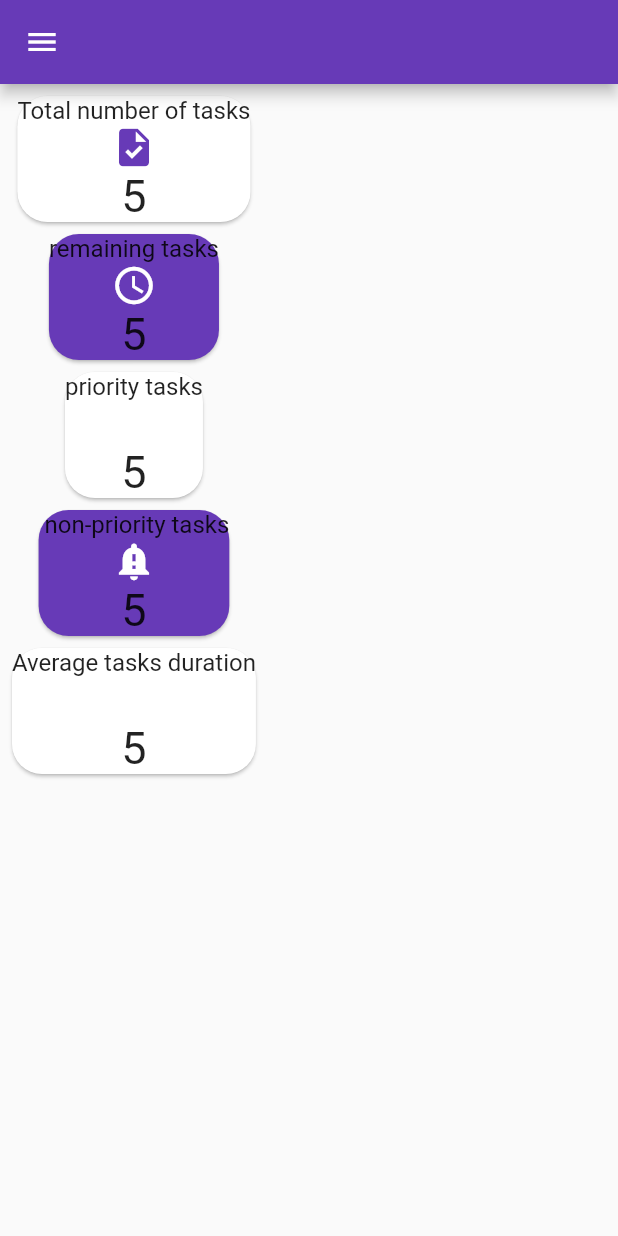
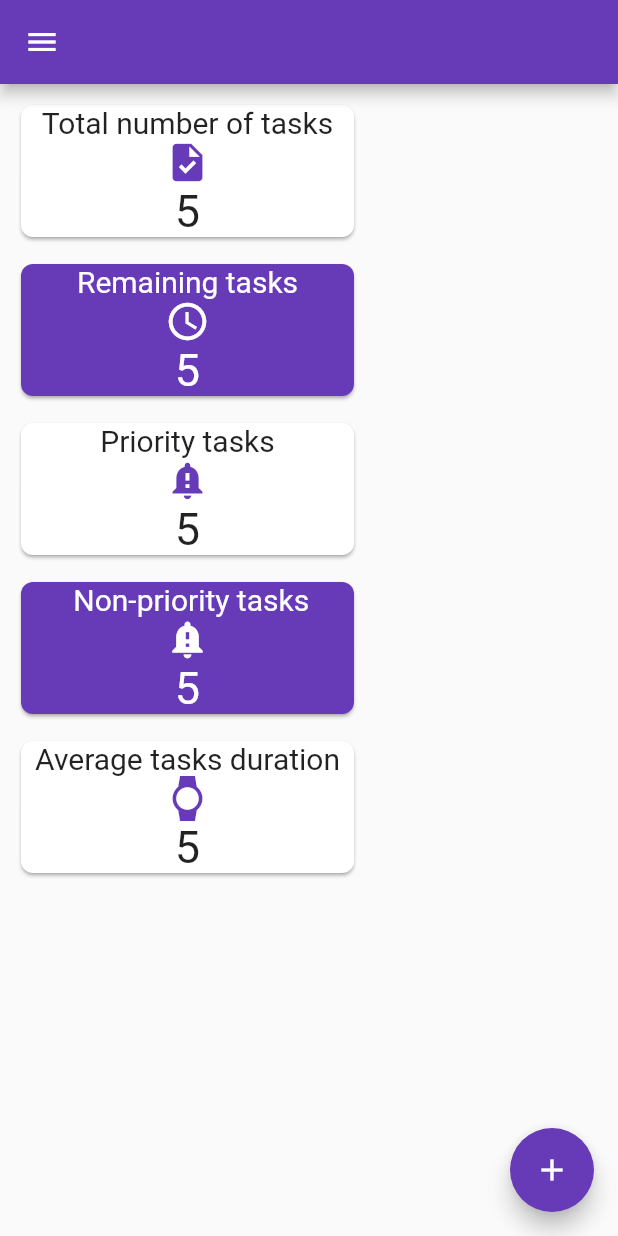
Before and after one commit to Olacgk/ToDo-List, a Flutter app: the HomePage screen opened directly, on a phone screen of 412 x 824 dp. Run offline on Flutter 3.47's test engine with Material 2 defaults, Android fonts, the light colour scheme and no system bars; our stand-ins replace fluttertoast, shared_preferences, sqflite; accounts and stored records are empty.

Commit message:
refactor login & home + adding tasklist

```diff
--- a/lib/homePage.dart
+++ b/lib/homePage.dart
@@ -1,6 +1,9 @@
 import 'package:flutter/cupertino.dart';
 import 'package:flutter/material.dart';
 import 'package:flutter/painting.dart';
+import 'package:my_day_tasks/addingTask.dart';
+import 'package:my_day_tasks/task_list.dart';
+import 'package:shared_preferences/shared_preferences.dart';
 
 import 'login.dart';
 
@@ -13,6 +16,23 @@ class HomePage extends StatefulWidget {
 
 class _HomePageState extends State<HomePage> {
   @override
+  void initState() {
+    loadInformation();
+    super.initState();
+  }
+
+  String _username = " ";
+  String _name = " ";
+
+  loadInformation() async {
+    final preferences = await SharedPreferences.getInstance();
+    setState(() {
+      _name = preferences.getString("username") ?? " ";
+      _username = preferences.getString("username") ?? " ";
+    });
+  }
+
+  @override
   Widget build(BuildContext context) {
     return Scaffold(
       appBar: AppBar(
@@ -21,12 +41,12 @@ class _HomePageState extends State<HomePage> {
       drawer: Drawer(
         child: ListView(
           children: <Widget>[
-              const DrawerHeader(
+            DrawerHeader(
               decoration: BoxDecoration(
                 color: Colors.deepPurpleAccent,
               ),
               child: Text(
-                  'Name',
+                _name,
                 style: TextStyle(
                   color: Colors.white,
                   fontSize: 30,
@@ -41,9 +61,13 @@ class _HomePageState extends State<HomePage> {
               ),
               iconColor: Colors.deepPurple,
             ),
-              const ListTile(
-                leading: Icon(Icons.task),
-                title: Text(
+            ListTile(
+              onTap: () {
+                Navigator.push(context,
+                    MaterialPageRoute(builder: (context) => TaskList()));
+              },
+              leading: const Icon(Icons.task),
+              title: const Text(
                 'Task List',
                 style: TextStyle(fontSize: 20),
               ),
@@ -66,30 +90,31 @@ class _HomePageState extends State<HomePage> {
               focusColor: Colors.deepPurple,
               iconColor: Colors.deepPurple,
               onTap: () {
-                  Navigator.push(
-                      context,
-                      MaterialPageRoute(
-                          builder: (context) => const LoginPage()));
+                Navigator.push(context,
+                    MaterialPageRoute(builder: (context) => const LoginPage()));
               },
             )
           ],
         ),
       ),
       body: Padding(
-          padding: const EdgeInsets.all(4.0),
+        padding: const EdgeInsets.all(10.0),
         child: Column(
           children: [
-              Card(
+            SizedBox(
+              width: 230,
+              child: Card(
                 color: Colors.white,
                 shape: RoundedRectangleBorder(
-                    borderRadius: BorderRadius.circular(20)),
+                    borderRadius: BorderRadius.circular(8)),
+                shadowColor: Colors.grey,
                 child: Padding(
                   padding: const EdgeInsets.all(0.0),
                   child: Column(
                     children: const [
                       Text(
                         'Total number of tasks',
-                        style: TextStyle(fontSize: 16),
+                        style: TextStyle(fontSize: 20),
                       ),
                       Icon(
                         Icons.task,
@@ -104,21 +129,56 @@ class _HomePageState extends State<HomePage> {
                   ),
                 ),
               ),
-              Card(
+            ),
+            const SizedBox(height: 10),
+            SizedBox(
+              width: 230,
+              child: Card(
                 color: Colors.deepPurple,
                 shape: RoundedRectangleBorder(
-                    borderRadius: BorderRadius.circular(20)),
+                    borderRadius: BorderRadius.circular(8)),
+                shadowColor: Colors.grey,
                 child: Padding(
                   padding: const EdgeInsets.all(0.0),
                   child: Column(
                     children: const [
                       Text(
-                        'remaining tasks',
-                        style: TextStyle(fontSize: 16),
+                        'Remaining tasks',
+                        style: TextStyle(fontSize: 20, color: Colors.white),
                       ),
                       Icon(
                         Icons.watch_later_outlined,
                         color: Colors.white,
+                        size: 30,
+                      ),
+                      Text(
+                        "5",
+                        style: TextStyle(fontSize: 30, color: Colors.white),
+                      )
+                    ],
+                  ),
+                ),
+              ),
+            ),
+            const SizedBox(height: 10),
+            SizedBox(
+              width: 230,
+              child: Card(
+                color: Colors.white,
+                shape: RoundedRectangleBorder(
+                    borderRadius: BorderRadius.circular(8)),
+                shadowColor: Colors.grey,
+                child: Padding(
+                  padding: const EdgeInsets.all(0.0),
+                  child: Column(
+                    children: const [
+                      Text(
+                        'Priority tasks',
+                        style: TextStyle(fontSize: 20),
+                      ),
+                      Icon(
+                        Icons.notification_important,
+                        color: Colors.deepPurple,
                         size: 30,
                       ),
                       Text(
@@ -129,21 +189,56 @@ class _HomePageState extends State<HomePage> {
                   ),
                 ),
               ),
-              Card(
-                color: Colors.white,
+            ),
+            const SizedBox(height: 10),
+            SizedBox(
+              width: 230,
+              child: Card(
+                color: Colors.deepPurple,
                 shape: RoundedRectangleBorder(
-                    borderRadius: BorderRadius.circular(20)),
+                    borderRadius: BorderRadius.circular(8)),
+                shadowColor: Colors.grey,
                 child: Padding(
                   padding: const EdgeInsets.all(0.0),
                   child: Column(
                     children: const [
                       Text(
-                        'priority tasks',
-                        style: TextStyle(fontSize: 16),
+                        ' Non-priority tasks',
+                        style: TextStyle(fontSize: 20, color: Colors.white),
                       ),
                       Icon(
                         Icons.notification_important,
                         color: Colors.white,
+                        size: 30,
+                      ),
+                      Text(
+                        "5",
+                        style: TextStyle(fontSize: 30, color: Colors.white),
+                      )
+                    ],
+                  ),
+                ),
+              ),
+            ),
+            const SizedBox(height: 10),
+            SizedBox(
+              width: 230,
+              child: Card(
+                color: Colors.white,
+                shape: RoundedRectangleBorder(
+                    borderRadius: BorderRadius.circular(8)),
+                shadowColor: Colors.grey,
+                child: Padding(
+                  padding: const EdgeInsets.all(0.0),
+                  child: Column(
+                    children: const [
+                      Text(
+                        'Average tasks duration',
+                        style: TextStyle(fontSize: 20),
+                      ),
+                      Icon(
+                        Icons.watch,
+                        color: Colors.deepPurple,
                         size: 30,
                       ),
                       Text(
@@ -154,58 +249,18 @@ class _HomePageState extends State<HomePage> {
                   ),
                 ),
               ),
-              Card(
-                color: Colors.deepPurple,
-                shape: RoundedRectangleBorder(
-                    borderRadius: BorderRadius.circular(20)),
-                child: Padding(
-                  padding: const EdgeInsets.all(0.0),
-                  child: Column(
-                    children: const [
-                      Text(
-                        ' non-priority tasks',
-                        style: TextStyle(fontSize: 16),
             ),
-                      Icon(
-                        Icons.notification_important,
-                        color: Colors.white,
-                        size: 30,
-                      ),
-                      Text(
-                        "5",
-                        style: TextStyle(fontSize: 30),
-                      )
           ],
         ),
       ),
+      floatingActionButton: FloatingActionButton(
+        backgroundColor: Colors.deepPurple,
+        onPressed: () {
+          Navigator.push(
+              context, MaterialPageRoute(builder: (context) => AddingTask()));
+        },
+        child: const Icon(Icons.add),
       ),
-              Card(
-                color: Colors.white,
-                shape: RoundedRectangleBorder(
-                    borderRadius: BorderRadius.circular(20)),
-                child: Padding(
-                  padding: const EdgeInsets.all(0.0),
-                  child: Column(
-                    children: const [
-                      Text(
-                        'Average tasks duration',
-                        style: TextStyle(fontSize: 16),
-                      ),
-                      Icon(
-                        Icons.watch,
-                        color: Colors.white,
-                        size: 30,
-                      ),
-                      Text(
-                        "5",
-                        style: TextStyle(fontSize: 30),
-                      )
-                    ],
-                  ),
-                ),
-              ),
-            ],
-          ),
-        ));
+    );
   }
 }
```
Also changed, not shown: lib/addingTask.dart (added, +153 -0 lines), lib/login.dart (+66 -42 lines), lib/signup.dart (+4 -4 lines). Lines whose indentation alone changed are shown as unchanged.
